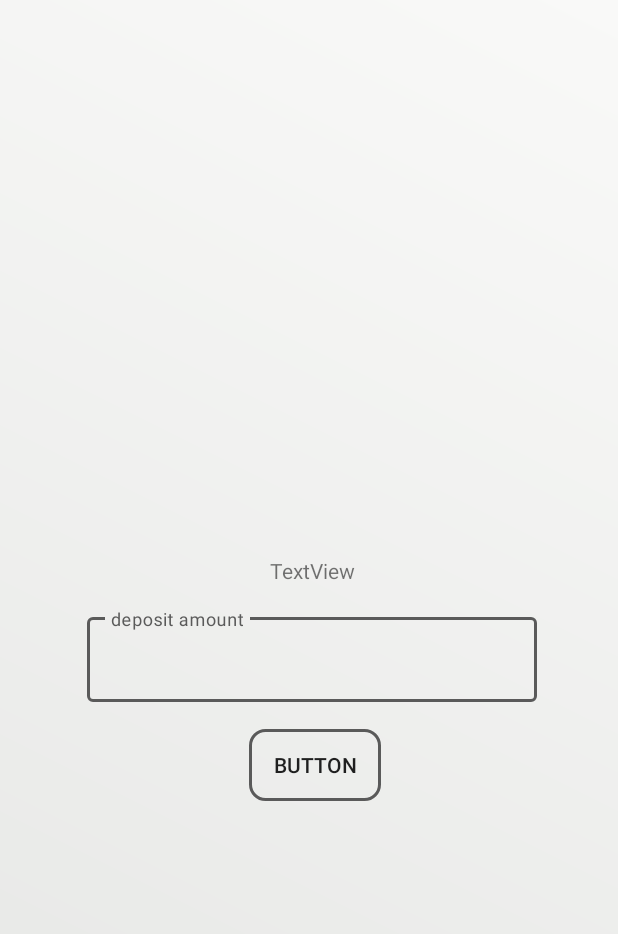
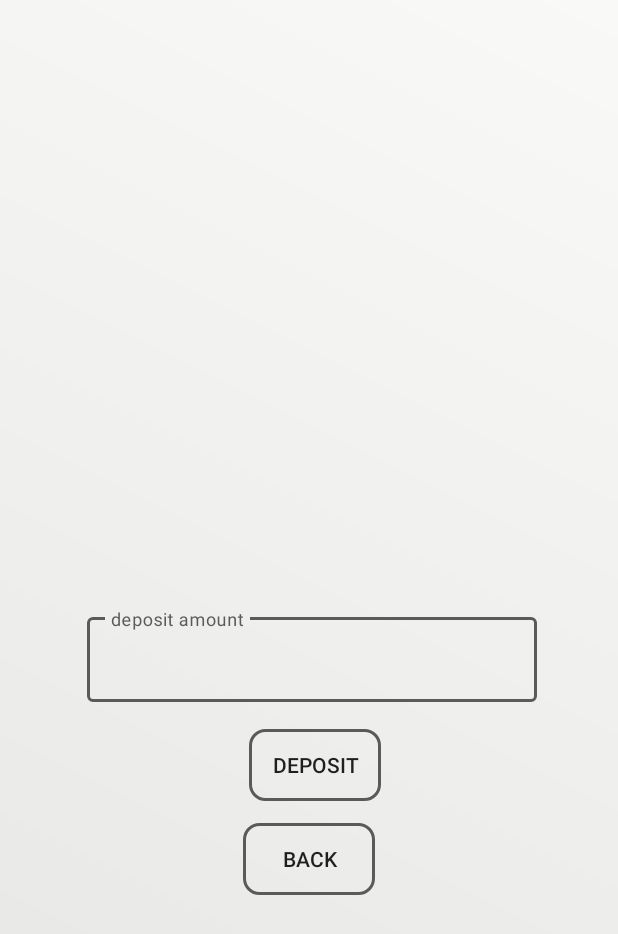
Before and after one commit to Aadhiarc/ATMUI, an Android app: the depositAmount screen opened directly, with no data from a screen before it, on a phone screen of 412 x 824 dp. Shown: the top 934 px of the screen. Run offline under Robolectric (Android 15) with nearby library versions, the phone set to English and light mode, and no system bars.

```diff
--- a/app/src/main/java/com/example/atmapp/DBhelper.java
+++ b/app/src/main/java/com/example/atmapp/DBhelper.java
@@ -15,7 +15,7 @@ public class DBhelper extends SQLiteOpenHelper {
 
     @Override
     public void onCreate(SQLiteDatabase db) {
-          db.execSQL("create table accountDetails(username text,accountNumber text,accountPin text,confirmPin text )");
+          db.execSQL("create table accountDetails(username text,accountNumber text,accountPin text,confirmPin text,depositAmount text )");
     }
 
     @Override
--- a/app/src/main/java/com/example/atmapp/MainActivity.java
+++ b/app/src/main/java/com/example/atmapp/MainActivity.java
@@ -106,8 +106,9 @@ public class MainActivity extends AppCompatActivity {
                     arraylist.add(cursor.getString(0));
                     arraylist.add(cursor.getString(1));
                     arraylist.add(cursor.getString(2));
+
                 }
-                System.out.println(arraylist);
+
             }
         });
         reg_login.setOnClickListener(new View.OnClickListener() {
--- a/app/src/main/java/com/example/atmapp/depositAmount.java
+++ b/app/src/main/java/com/example/atmapp/depositAmount.java
@@ -3,55 +3,73 @@ package com.example.atmapp;
 import androidx.appcompat.app.AppCompatActivity;
 
 import android.annotation.SuppressLint;
+import android.content.ContentValues;
 import android.content.Intent;
+import android.content.SharedPreferences;
+import android.database.Cursor;
+import android.database.sqlite.SQLiteDatabase;
 import android.os.Bundle;
-import android.text.TextUtils;
 import android.view.View;
 import android.view.Window;
 import android.view.WindowManager;
 import android.widget.Button;
+import android.widget.TextView;
 import android.widget.Toast;
 
 import com.google.android.material.textfield.TextInputEditText;
 
 public class depositAmount extends AppCompatActivity {
-    public  TextInputEditText depositAmount;
-    public  Button depositButton;
-    Double balance=0.0;
+    public TextInputEditText depositAmount;
+    TextView bal;
+    public Button depositButton,depositBack;
+    DBhelper dbobj;
 
     @SuppressLint("MissingInflatedId")
     @Override
     protected void onCreate(Bundle savedInstanceState) {
         super.onCreate(savedInstanceState);
         requestWindowFeature(Window.FEATURE_NO_TITLE);
-        this.getWindow().setFlags(WindowManager.LayoutParams.FLAG_FULLSCREEN,WindowManager.LayoutParams.FLAG_FULLSCREEN);
+        this.getWindow().setFlags(WindowManager.LayoutParams.FLAG_FULLSCREEN, WindowManager.LayoutParams.FLAG_FULLSCREEN);
         requestWindowFeature(Window.FEATURE_NO_TITLE);
         getSupportActionBar().hide();
         setContentView(R.layout.activity_deposit_amount);
         depositAmount = findViewById(R.id.deposit_amount_edittext);
         depositButton = findViewById(R.id.deposit_xml_button);
+        bal= findViewById(R.id.depositViewBalance);
+        depositBack=findViewById(R.id.deposit_xml_backButton);
+        dbobj = new DBhelper(this);
         click();
     }
-    void click(){
-        depositButton.setOnClickListener(new View.OnClickListener() {
-            @Override
-            public void onClick(View view) {
-                if(TextUtils.isEmpty(depositAmount.getText().toString()))
-                {
-                    depositAmount.setError("amount is empty");
-                }
-                if(Double.parseDouble(depositAmount.getText().toString())>0) {
-                    Toast.makeText(depositAmount.this, "amount deposited successfully" + " " + depositAmount.getText(), Toast.LENGTH_SHORT).show();
-                }
-                if(Double.parseDouble(depositAmount.getText().toString())<=0){
-                    Toast.makeText(depositAmount.this, "deposit amount should be positive", Toast.LENGTH_SHORT).show();
-                }
-                   balance = balance+Double.parseDouble(depositAmount.getText().toString());
-                Intent intent_deposit = new Intent(depositAmount.this,viewBalance.class);
-                 intent_deposit.putExtra("depositAmount",balance);
-                }
 
+    void click() {
+         depositButton.setOnClickListener(new View.OnClickListener() {
+             @Override
+             public void onClick(View view) {
+                 SQLiteDatabase db1 = dbobj.getWritableDatabase();
+                 ContentValues contentValues = new ContentValues();
+                 String deposit_amount =depositAmount.getText().toString();
+                 contentValues.put("depositAmount",deposit_amount);
+                 SharedPreferences mysharedPreferences=getSharedPreferences("Aadhi",MODE_PRIVATE);
+                 String acNum=mysharedPreferences.getString("accountNumber","123456789");
+                 db1.update("accountDetails",contentValues,"accountNumber=?",new String[]{acNum});
+                 SQLiteDatabase db2=dbobj.getReadableDatabase();
+                 Cursor cursor=db1.rawQuery("Select * from accountDetails ",null,null);
+                  while(cursor.moveToNext()) {
+                  cursor.getColumnName(4);
+               }
+                   if(cursor.getCount()>1){
+                       Toast.makeText(depositAmount.this, "Amount Deposited successfully", Toast.LENGTH_SHORT).show();
+                       bal.setText("Available balance"+" "+deposit_amount);
+                   }
+             }
+         });
 
-        });
+         depositBack.setOnClickListener(new View.OnClickListener() {
+             @Override
+             public void onClick(View view) {
+                 Intent intent = new Intent(this,)
+             }
+         });
     }
+
 }
--- a/app/src/main/res/layout/activity_deposit_amount.xml
+++ b/app/src/main/res/layout/activity_deposit_amount.xml
@@ -6,16 +6,6 @@
     android:layout_height="match_parent"
     android:background="@drawable/gradient"
     tools:context=".depositAmount">
-
-    <TextView
-        android:id="@+id/viewbalance2"
-        android:layout_width="wrap_content"
-        android:layout_height="wrap_content"
-        android:layout_alignParentEnd="true"
-        android:layout_alignParentBottom="true"
-        android:layout_marginEnd="175dp"
-        android:layout_marginBottom="434dp"
-        android:text="TextView" />
 
     <androidx.appcompat.widget.AppCompatButton
         android:id="@+id/deposit_xml_button"
@@ -26,7 +16,7 @@
         android:layout_marginEnd="158dp"
         android:layout_marginBottom="290dp"
         android:background="@drawable/gradient_btn"
-        android:text="Button" />
+        android:text="deposit" />
 
     <com.google.android.material.textfield.TextInputLayout
         android:id="@+id/deposit_amount_layout"
@@ -47,4 +37,29 @@
             android:layout_height="wrap_content"
             android:inputType="number" />
     </com.google.android.material.textfield.TextInputLayout>
+
+    <TextView
+        android:id="@+id/depositViewBalance"
+        android:layout_width="wrap_content"
+        android:layout_height="wrap_content"
+        android:layout_alignParentEnd="true"
+        android:layout_alignParentBottom="true"
+        android:layout_marginEnd="207dp"
+        android:layout_marginBottom="507dp"
+        android:textSize="15sp"
+        android:layout_centerHorizontal="true"
+        android:layout_centerInParent="true"
+        android:padding="12dp"
+        android:textStyle="italic|bold" />
+
+    <androidx.appcompat.widget.AppCompatButton
+        android:id="@+id/deposit_xml_backButton"
+        android:layout_width="wrap_content"
+        android:layout_height="wrap_content"
+        android:layout_alignParentEnd="true"
+        android:layout_alignParentBottom="true"
+        android:layout_marginEnd="162dp"
+        android:layout_marginBottom="227dp"
+        android:background="@drawable/gradient_btn"
+        android:text="Back" />
 </RelativeLayout>
```
Also changed, not shown: app/src/main/java/com/example/atmapp/loginActivity.java (+8 -0 lines).
